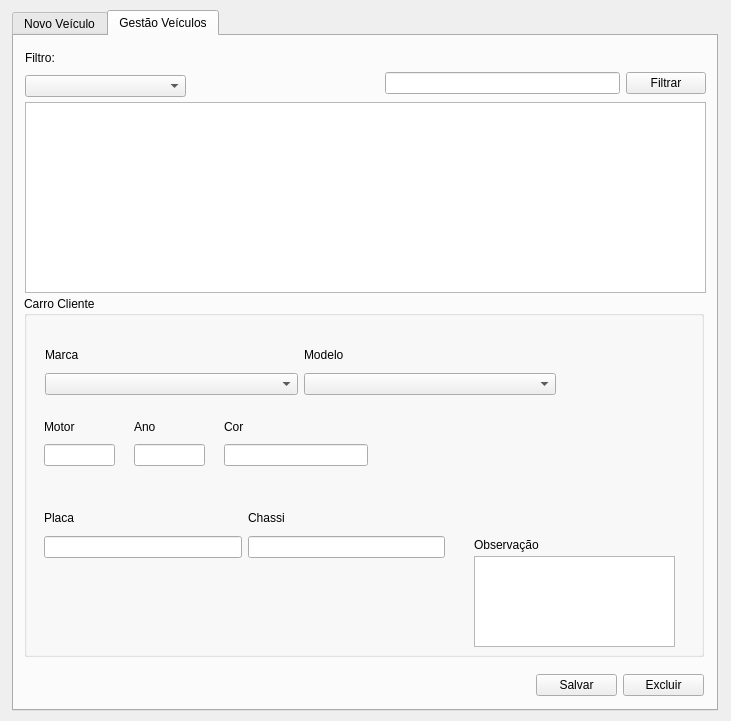
Above: frms_nv_veiculocliente.ui from ustop0/TCC before the change. Below: the same form after it.
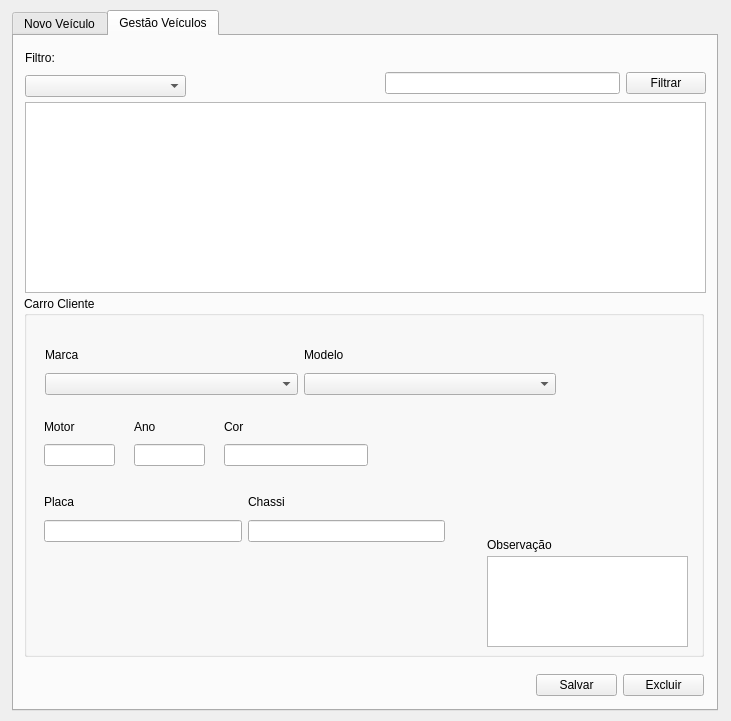
That is the form after the change. The open tabs and pages were chosen to show the change.

Patch:
```diff
--- a/frms_nv_veiculocliente.ui
+++ b/frms_nv_veiculocliente.ui
@@ -399,7 +399,7 @@
      <widget class="QLabel" name="label_5">
       <property name="geometry">
        <rect>
-        <x>450</x>
+        <x>463</x>
         <y>240</y>
         <width>81</width>
         <height>17</height>
@@ -453,7 +453,7 @@
       <property name="geometry">
        <rect>
         <x>20</x>
-        <y>210</y>
+        <y>194</y>
         <width>401</width>
         <height>52</height>
        </rect>
@@ -514,7 +514,7 @@
      <widget class="QPlainTextEdit" name="ptxt_ge_observacao">
       <property name="geometry">
        <rect>
-        <x>450</x>
+        <x>463</x>
         <y>260</y>
         <width>201</width>
         <height>91</height>
```
Left out of the diff: 4 changed lines with no effect on the pictures.
